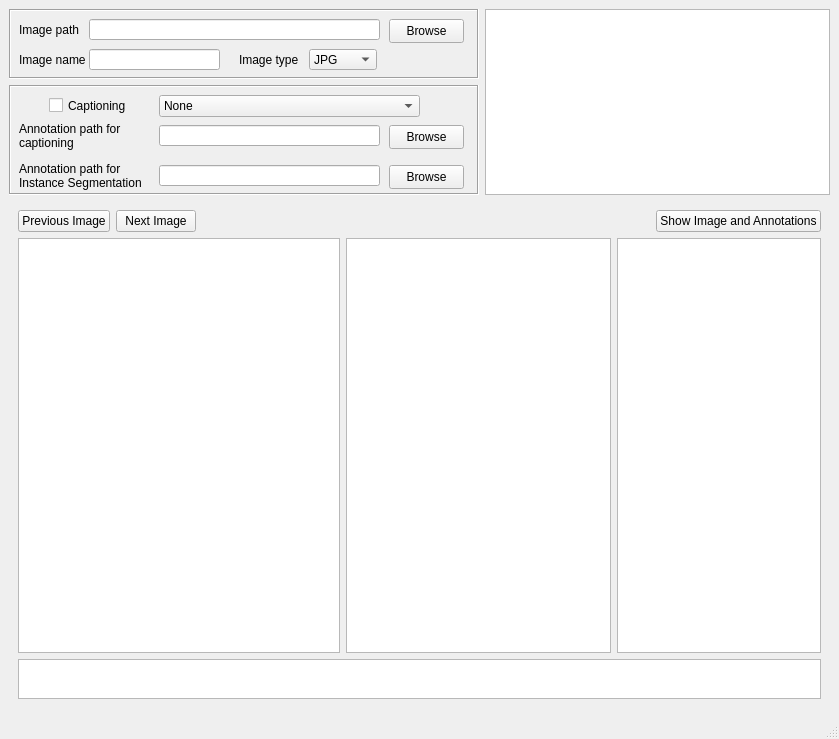
Old version of the form Code/ACID_visualizer_UI.ui in the repository shanukakamesh/ACID_Dataset_Visualizer.
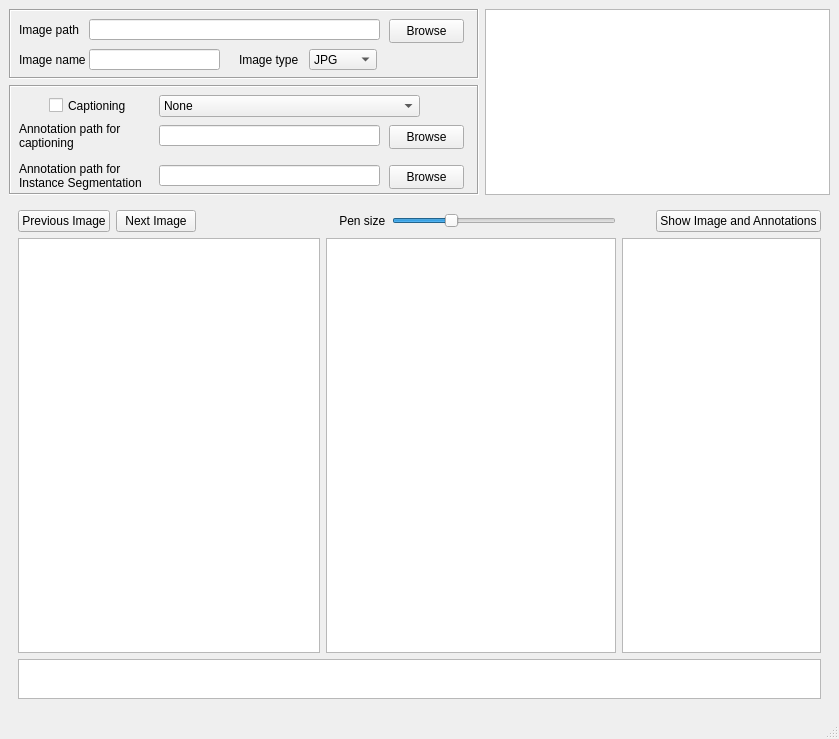
New version of the form.

```diff
--- a/Code/ACID_visualizer_UI.ui
+++ b/Code/ACID_visualizer_UI.ui
@@ -383,35 +383,16 @@
          </property>
         </widget>
        </item>
-       <item row="2" column="0" colspan="4">
-        <widget class="QGraphicsView" name="graphicsImageDisplay">
+       <item row="2" column="6" colspan="2">
+        <widget class="QTextBrowser" name="txtCaptions">
          <property name="sizePolicy">
           <sizepolicy hsizetype="Expanding" vsizetype="Expanding">
-           <horstretch>2</horstretch>
+           <horstretch>1</horstretch>
            <verstretch>0</verstretch>
           </sizepolicy>
          </property>
-        </widget>
-       </item>
-       <item row="2" column="4">
-        <widget class="QGraphicsView" name="graphicsImageDisplay2">
-         <property name="sizePolicy">
-          <sizepolicy hsizetype="Expanding" vsizetype="Expanding">
-           <horstretch>8</horstretch>
-           <verstretch>0</verstretch>
-          </sizepolicy>
-         </property>
-         <property name="minimumSize">
-          <size>
-           <width>0</width>
-           <height>0</height>
-          </size>
-         </property>
-         <property name="maximumSize">
-          <size>
-           <width>16777215</width>
-           <height>16777215</height>
-          </size>
+         <property name="readOnly">
+          <bool>false</bool>
          </property>
         </widget>
        </item>
@@ -422,27 +403,24 @@
          </property>
         </widget>
        </item>
-       <item row="0" column="6">
+       <item row="0" column="7">
         <widget class="QPushButton" name="btnShowImage">
          <property name="text">
           <string>Show Image and Annotations</string>
          </property>
         </widget>
        </item>
-       <item row="2" column="5" colspan="2">
-        <widget class="QTextBrowser" name="txtCaptions">
+       <item row="2" column="0" colspan="4">
+        <widget class="QGraphicsView" name="graphicsImageDisplay">
          <property name="sizePolicy">
           <sizepolicy hsizetype="Expanding" vsizetype="Expanding">
-           <horstretch>1</horstretch>
+           <horstretch>2</horstretch>
            <verstretch>0</verstretch>
           </sizepolicy>
          </property>
-         <property name="readOnly">
-          <bool>false</bool>
-         </property>
         </widget>
        </item>
-       <item row="3" column="0" colspan="7">
+       <item row="3" column="0" colspan="8">
         <widget class="QGraphicsView" name="graphicsViewLegend">
          <property name="minimumSize">
           <size>
@@ -458,6 +436,66 @@
          </property>
         </widget>
        </item>
+       <item row="0" column="5">
+        <widget class="QSlider" name="sliderPenSize">
+         <property name="maximumSize">
+          <size>
+           <width>16777215</width>
+           <height>16777215</height>
+          </size>
+         </property>
+         <property name="minimum">
+          <number>10</number>
+         </property>
+         <property name="maximum">
+          <number>50</number>
+         </property>
+         <property name="sliderPosition">
+          <number>20</number>
+         </property>
+         <property name="orientation">
+          <enum>Qt::Horizontal</enum>
+         </property>
+        </widget>
+       </item>
+       <item row="0" column="4">
+        <widget class="QLabel" name="lblPenSize">
+         <property name="sizePolicy">
+          <sizepolicy hsizetype="Fixed" vsizetype="Fixed">
+           <horstretch>0</horstretch>
+           <verstretch>0</verstretch>
+          </sizepolicy>
+         </property>
+         <property name="text">
+          <string>    Pen size</string>
+         </property>
+         <property name="indent">
+          <number>-1</number>
+         </property>
+        </widget>
+       </item>
+       <item row="2" column="4" colspan="2">
+        <widget class="QGraphicsView" name="graphicsImageDisplay2">
+         <property name="sizePolicy">
+          <sizepolicy hsizetype="Expanding" vsizetype="Expanding">
+           <horstretch>8</horstretch>
+           <verstretch>0</verstretch>
+          </sizepolicy>
+         </property>
+         <property name="minimumSize">
+          <size>
+           <width>0</width>
+           <height>0</height>
+          </size>
+         </property>
+         <property name="maximumSize">
+          <size>
+           <width>16777215</width>
+           <height>16777215</height>
+          </size>
+         </property>
+        </widget>
+       </item>
       </layout>
      </widget>
     </item>
```
